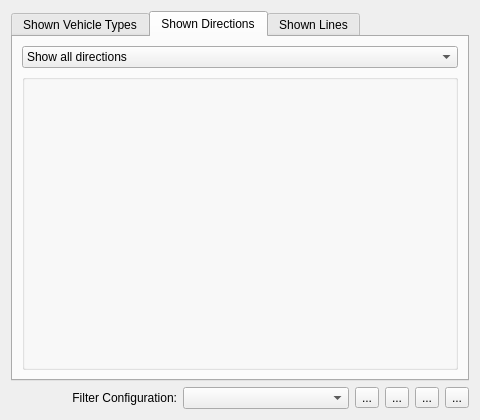
This is applet/publicTransportFilterConfig.ui in KDE/publictransport as Qt 5 draws it before an edit. The edited form follows.
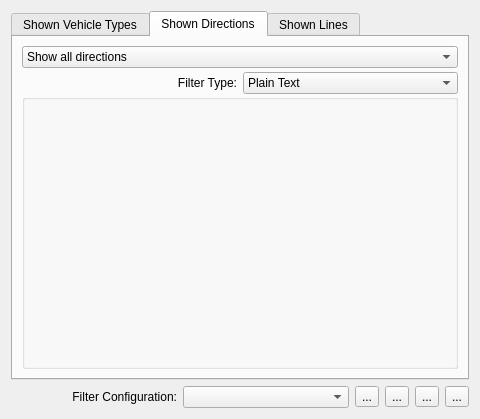
This is the edited form. The open tabs and pages were chosen to show the change. Custom widgets are drawn as their Qt base class.

Commit message: - Targets/Origins can now be filtered using wildcards/regular expressions.

```diff
--- a/applet/publicTransportFilterConfig.ui
+++ b/applet/publicTransportFilterConfig.ui
@@ -7,7 +7,7 @@
     <x>0</x>
     <y>0</y>
     <width>480</width>
-    <height>420</height>
+    <height>419</height>
    </rect>
   </property>
   <layout class="QGridLayout" name="gridLayout">
@@ -56,7 +56,10 @@
        <string>Shown Directions</string>
       </attribute>
       <layout class="QGridLayout" name="gridLayout_2">
-       <item row="0" column="0">
+       <property name="verticalSpacing">
+        <number>0</number>
+       </property>
+       <item row="0" column="0" colspan="2">
         <widget class="KComboBox" name="filterTypeTarget">
          <item>
           <property name="text">
@@ -75,7 +78,7 @@
          </item>
         </widget>
        </item>
-       <item row="1" column="0">
+       <item row="3" column="0" colspan="2">
         <widget class="KEditListBox" name="filterTargetList">
          <property name="sizePolicy">
           <sizepolicy hsizetype="MinimumExpanding" vsizetype="Expanding">
@@ -97,6 +100,51 @@
          </property>
         </widget>
        </item>
+       <item row="2" column="0">
+        <widget class="QLabel" name="label">
+         <property name="text">
+          <string>Filter Type:</string>
+         </property>
+         <property name="alignment">
+          <set>Qt::AlignRight|Qt::AlignTrailing|Qt::AlignVCenter</set>
+         </property>
+        </widget>
+       </item>
+       <item row="2" column="1">
+        <widget class="KComboBox" name="filterPatternTarget">
+         <item>
+          <property name="text">
+           <string>Plain Text</string>
+          </property>
+         </item>
+         <item>
+          <property name="text">
+           <string>Wildcard Pattern</string>
+          </property>
+         </item>
+         <item>
+          <property name="text">
+           <string>Regular Expression</string>
+          </property>
+         </item>
+        </widget>
+       </item>
+       <item row="1" column="0" colspan="2">
+        <spacer name="verticalSpacer">
+         <property name="orientation">
+          <enum>Qt::Vertical</enum>
+         </property>
+         <property name="sizeType">
+          <enum>QSizePolicy::Fixed</enum>
+         </property>
+         <property name="sizeHint" stdset="0">
+          <size>
+           <width>20</width>
+           <height>4</height>
+          </size>
+         </property>
+        </spacer>
+       </item>
       </layout>
      </widget>
      <widget class="QWidget" name="tab_2">
```
Left out of the diff: 109 changed lines with no effect on the pictures. The commit also changes 4 other files.
